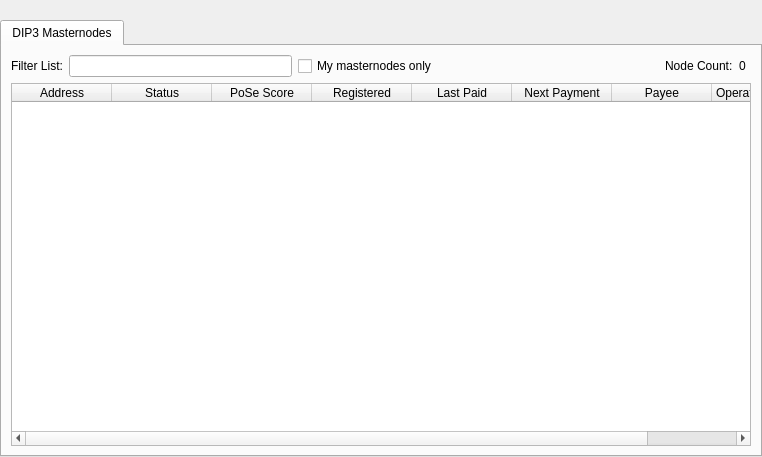
Qt form src/qt/forms/masternodelist.ui (BeatKebit/dash) before a commit.
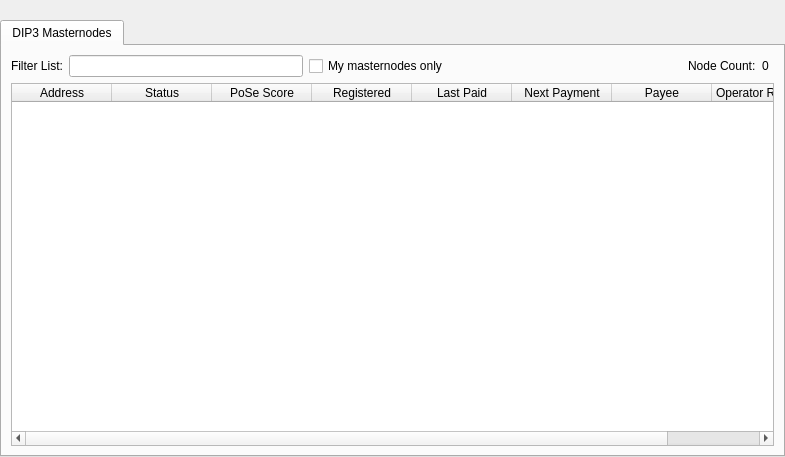
The same form after that commit.

Commit message:
focus on Mac Os hidden, cout purged, tab send coins now dinamic
when the tab is selected it will display all the controls and menus.

What changed in the file:
```diff
--- a/src/qt/forms/masternodelist.ui
+++ b/src/qt/forms/masternodelist.ui
@@ -6,7 +6,7 @@
    <rect>
     <x>0</x>
     <y>0</y>
-    <width>762</width>
+    <width>785</width>
     <height>457</height>
    </rect>
   </property>
```
The commit also changes 6 other files.
